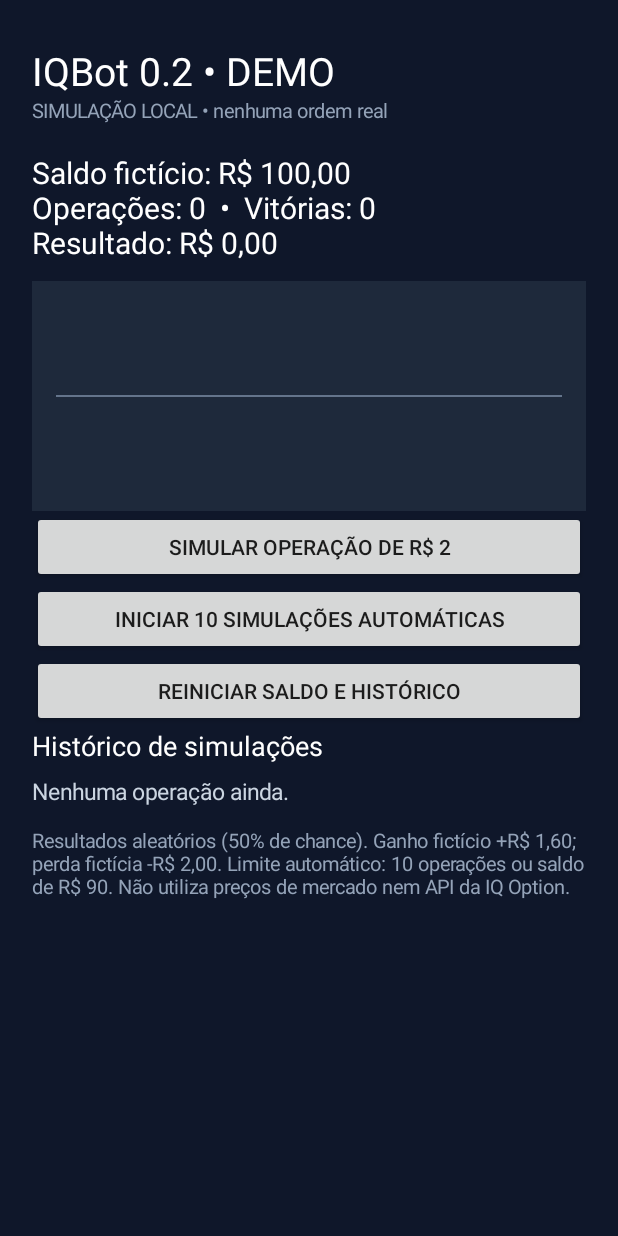
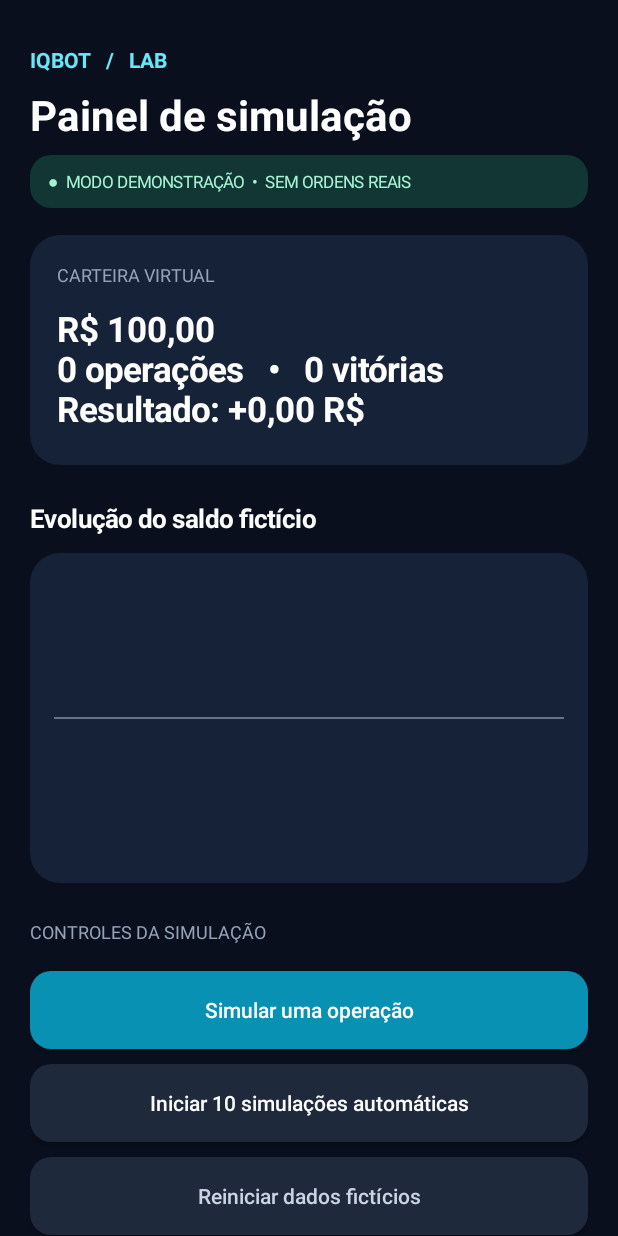
Before and after one commit to charlesilva45/iqbot-android-demo, an Android app: the screen it shows after launch (MainActivity), on a phone screen of 412 x 824 dp. Run offline under Robolectric (Android 15) with nearby library versions, the phone set to English and light mode, and no system bars.

Commit message:
Modernize Android demo dashboard with dark cards and clearer simulation controls

```diff
--- a/app/src/main/java/com/iqbot/demo/MainActivity.java
+++ b/app/src/main/java/com/iqbot/demo/MainActivity.java
@@ -5,6 +5,8 @@ import android.os.Bundle;
 import android.graphics.Color;
 import android.graphics.Canvas;
 import android.graphics.Paint;
+import android.graphics.drawable.GradientDrawable;
+import android.view.Gravity;
 import android.os.Handler;
 import android.os.Looper;
 import android.view.View;
@@ -43,24 +45,47 @@ public class MainActivity extends Activity {
         scroll.setFillViewport(true);
         LinearLayout root = new LinearLayout(this);
         root.setOrientation(LinearLayout.VERTICAL);
-        root.setPadding(32, 44, 32, 32);
-        root.setBackgroundColor(Color.rgb(15, 23, 42));
+        root.setPadding(dp(20), dp(30), dp(20), dp(28));
+        root.setBackgroundColor(Color.rgb(9, 15, 29));
         scroll.addView(root);
-        TextView title = label("IQBot 0.2 • DEMO", 26, Color.WHITE);
+        TextView brand = label("IQBOT   /   LAB", 14, Color.rgb(103, 232, 249));
+        brand.setTypeface(null, android.graphics.Typeface.BOLD);
+        root.addView(brand);
+        TextView title = label("Painel de simulação", 28, Color.WHITE);
+        title.setTypeface(null, android.graphics.Typeface.BOLD);
+        title.setPadding(0, dp(8), 0, dp(8));
         root.addView(title);
-        root.addView(label("SIMULAÇÃO LOCAL • nenhuma ordem real", 13, Color.rgb(148,163,184)));
-        summary = label("", 20, Color.WHITE);
-        summary.setPadding(0, 28, 0, 18);
-        root.addView(summary);
+        TextView badge = label("●  MODO DEMONSTRAÇÃO  •  SEM ORDENS REAIS", 11, Color.rgb(165, 243, 209));
+        badge.setPadding(dp(12), dp(10), dp(12), dp(10));
+        badge.setBackground(surface(Color.rgb(17, 54, 51), 14));
+        root.addView(badge);
+        LinearLayout balanceCard = new LinearLayout(this);
+        balanceCard.setOrientation(LinearLayout.VERTICAL);
+        balanceCard.setPadding(dp(18), dp(18), dp(18), dp(18));
+        balanceCard.setBackground(surface(Color.rgb(22, 34, 55), 20));
+        LinearLayout.LayoutParams cardSpacing = new LinearLayout.LayoutParams(-1, -2);
+        cardSpacing.topMargin = dp(18);
+        root.addView(balanceCard, cardSpacing);
+        balanceCard.addView(label("CARTEIRA VIRTUAL", 12, Color.rgb(148, 163, 184)));
+        summary = label("", 23, Color.WHITE);
+        summary.setTypeface(null, android.graphics.Typeface.BOLD);
+        summary.setPadding(0, dp(12), 0, dp(4));
+        balanceCard.addView(summary);
+        TextView chartTitle = label("Evolução do saldo fictício", 17, Color.WHITE);
+        chartTitle.setTypeface(null, android.graphics.Typeface.BOLD);
+        chartTitle.setPadding(0, dp(24), 0, dp(12));
+        root.addView(chartTitle);
         chart = new EquityChart();
-        root.addView(chart, new LinearLayout.LayoutParams(-1, 230));
-        Button single = new Button(this);
-        single.setText("Simular operação de R$ 2");
-        root.addView(single);
+        chart.setBackground(surface(Color.rgb(22, 34, 55), 20));
+        root.addView(chart, new LinearLayout.LayoutParams(-1, dp(220)));
+        TextView actions = label("CONTROLES DA SIMULAÇÃO", 12, Color.rgb(148, 163, 184));
+        actions.setPadding(0, dp(24), 0, dp(8));
+        root.addView(actions);
+        Button single = actionButton("Simular uma operação", Color.rgb(8, 145, 178), Color.WHITE);
+        root.addView(single, buttonParams());
         single.setOnClickListener(v -> { if (!automatic) simulate(); });
-        autoButton = new Button(this);
-        autoButton.setText("Iniciar 10 simulações automáticas");
-        root.addView(autoButton);
+        autoButton = actionButton("Iniciar 10 simulações automáticas", Color.rgb(30, 41, 59), Color.WHITE);
+        root.addView(autoButton, buttonParams());
         autoButton.setOnClickListener(v -> {
             if (automatic) stopAuto();
             else {
@@ -70,15 +95,20 @@ public class MainActivity extends Activity {
                 handler.post(autoTick);
             }
         });
-        Button reset = new Button(this);
-        reset.setText("Reiniciar saldo e histórico");
-        root.addView(reset);
+        Button reset = actionButton("Reiniciar dados fictícios", Color.rgb(30, 41, 59), Color.rgb(203, 213, 225));
+        root.addView(reset, buttonParams());
         reset.setOnClickListener(v -> reset());
-        root.addView(label("Histórico de simulações", 18, Color.WHITE));
-        history = label("Nenhuma operação ainda.", 15, Color.rgb(203,213,225));
-        history.setPadding(0, 12, 0, 20);
+        TextView historyTitle = label("Histórico de operações", 17, Color.WHITE);
+        historyTitle.setTypeface(null, android.graphics.Typeface.BOLD);
+        historyTitle.setPadding(0, dp(22), 0, dp(10));
+        root.addView(historyTitle);
+        history = label("Nenhuma operação ainda.", 14, Color.rgb(203, 213, 225));
+        history.setPadding(dp(16), dp(16), dp(16), dp(16));
+        history.setBackground(surface(Color.rgb(22, 34, 55), 18));
         root.addView(history);
-        root.addView(label("Resultados aleatórios (50% de chance). Ganho fictício +R$ 1,60; perda fictícia -R$ 2,00. Limite automático: 10 operações ou saldo de R$ 90. Não utiliza preços de mercado nem API da IQ Option.", 13, Color.rgb(148,163,184)));
+        TextView disclaimer = label("SIMULAÇÃO LOCAL: resultados aleatórios, sem dados de mercado. Cada operação fictícia usa R$ 2, com retorno de R$ 1,60 em caso de acerto e perda de R$ 2 em caso de erro. Limite de 10 operações ou saldo de R$ 90. Não há integração com corretoras.", 12, Color.rgb(148, 163, 184));
+        disclaimer.setPadding(0, dp(20), 0, dp(10));
+        root.addView(disclaimer);
         setContentView(scroll);
         refresh();
     }
@@ -86,6 +116,30 @@ public class MainActivity extends Activity {
         TextView t = new TextView(this);
         t.setText(text); t.setTextSize(size); t.setTextColor(color);
         return t;
+    }
+    private int dp(int value) {
+        return (int)(getResources().getDisplayMetrics().density * value + 0.5f);
+    }
+    private GradientDrawable surface(int color, int radius) {
+        GradientDrawable shape = new GradientDrawable();
+        shape.setColor(color);
+        shape.setCornerRadius(dp(radius));
+        return shape;
+    }
+    private Button actionButton(String text, int background, int foreground) {
+        Button button = new Button(this);
+        button.setText(text);
+        button.setAllCaps(false);
+        button.setTextColor(foreground);
+        button.setTextSize(14);
+        button.setBackground(surface(background, 14));
+        button.setMinHeight(dp(52));
+        return button;
+    }
+    private LinearLayout.LayoutParams buttonParams() {
+        LinearLayout.LayoutParams params = new LinearLayout.LayoutParams(-1, dp(52));
+        params.topMargin = dp(10);
+        return params;
     }
     private void simulate() {
         if (balance < 2 || balance <= 90) { stopAuto(); return; }
@@ -98,7 +152,7 @@ public class MainActivity extends Activity {
         refresh();
     }
     private void refresh() {
-        summary.setText(String.format(Locale.forLanguageTag("pt-BR"), "Saldo fictício: R$ %.2f\nOperações: %d  •  Vitórias: %d\nResultado: R$ %.2f", balance, operations, wins, balance - 100));
+        summary.setText(String.format(Locale.forLanguageTag("pt-BR"), "R$ %.2f\n%d operações   •   %d vitórias\nResultado: %+.2f R$", balance, operations, wins, balance - 100));
         history.setText(log.length() == 0 ? "Nenhuma operação ainda." : log.toString());
         chart.invalidate();
     }
@@ -120,7 +174,7 @@ public class MainActivity extends Activity {
         @Override protected void onDraw(Canvas canvas) {
             super.onDraw(canvas);
             float w = getWidth(), h = getHeight(), pad = 24;
-            canvas.drawColor(Color.rgb(30,41,59));
+            // Parent view provides the rounded card background.
             p.setColor(Color.rgb(100,116,139)); p.setStrokeWidth(2);
             canvas.drawLine(pad, h/2, w-pad, h/2, p);
             if (equity.size() < 2) return;
```
